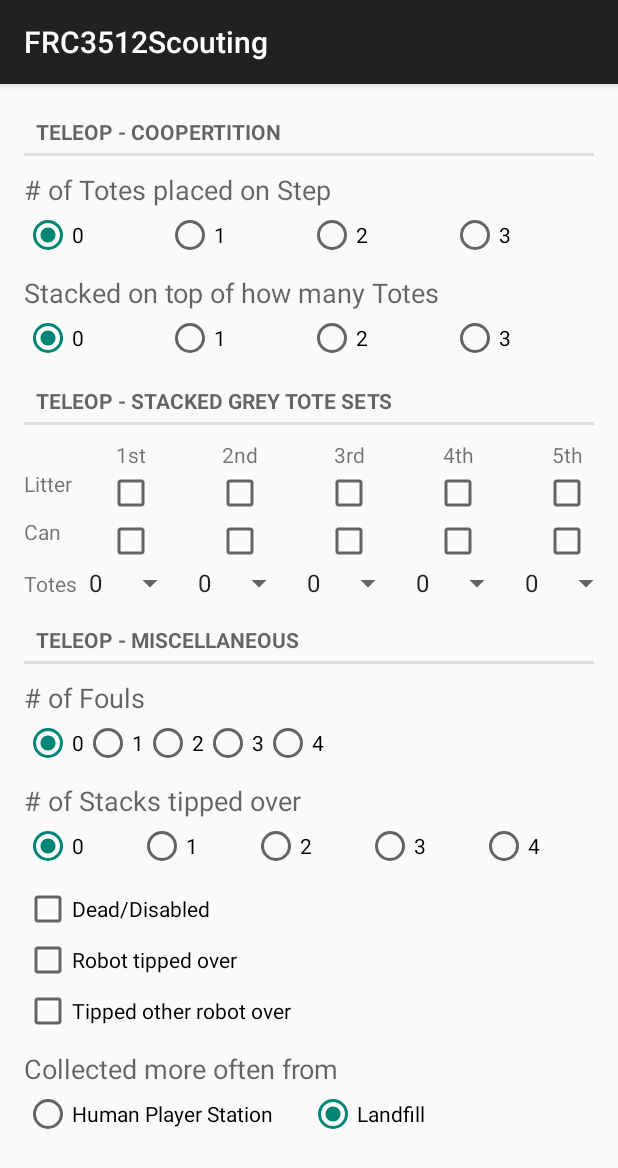
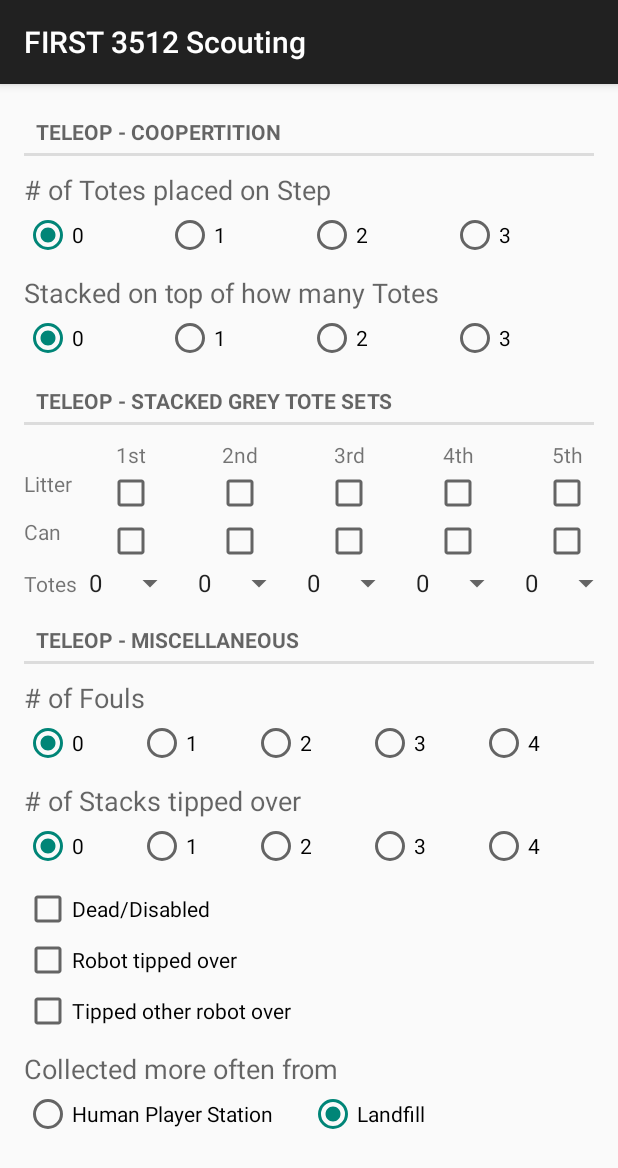
Before and after one commit to Team3512/FRC-3512-Scouting-Android-2015, an Android app: the fragment TeleopFragment shown on its own in the app's theme, on a phone screen of 412 x 824 dp. Shown: the top 1168 px of the screen. Run offline under Robolectric (Android 15) with nearby library versions, the phone set to English and light mode, and no system bars.

Commit message:
Clean up the UI some more

```diff
--- a/app/src/main/res/layout/fragment_teleop.xml
+++ b/app/src/main/res/layout/fragment_teleop.xml
@@ -360,7 +360,7 @@
                 android:layout_gravity="left" />
 
             <RadioGroup xmlns:android="http://schemas.android.com/apk/res/android"
-                android:layout_width="wrap_content"
+                android:layout_width="fill_parent"
                 android:layout_height="wrap_content"
                 android:layout_marginBottom="10dp"
                 android:orientation="horizontal" >
--- a/app/src/main/res/values/strings.xml
+++ b/app/src/main/res/values/strings.xml
@@ -1,11 +1,12 @@
 <resources>
-    <string name="app_name">FRC3512Scouting</string>
+    <string name="app_name">FIRST 3512 Scouting</string>
 
     <string name="hello_world">Hello world!</string>
     <string name="action_settings">Set remote host</string>
     <string-array name="tote_spinner">
         <item>0</item>
         <item>1</item>
+        <item>2</item>
         <item>3</item>
         <item>4</item>
         <item>5</item>
```
